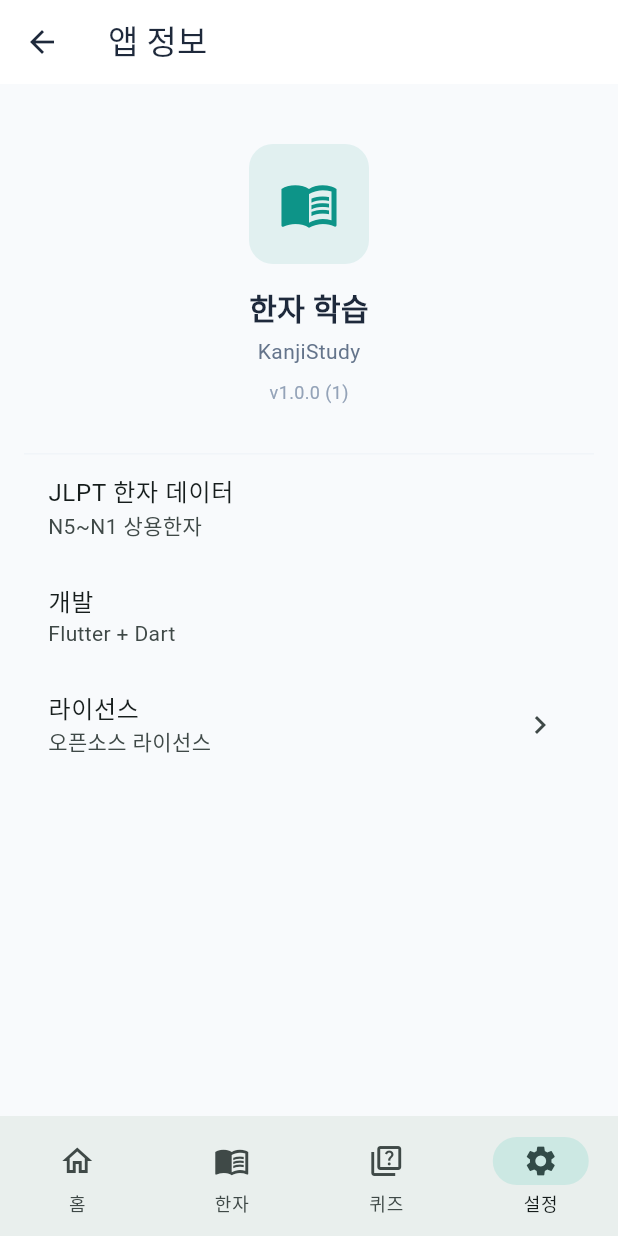
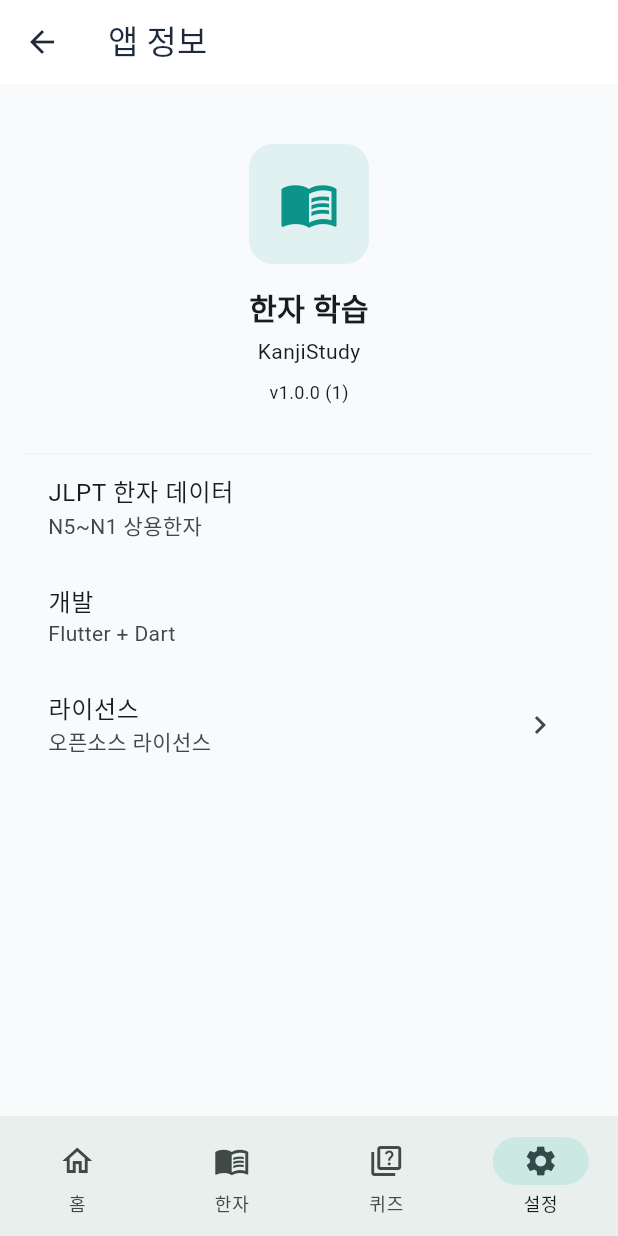
Before and after one commit to calvin-kh/kanjistudy, a Flutter app: the AboutScreen screen opened by its route, on a phone screen of 412 x 824 dp. Run offline on Flutter 3.47's test engine with Material 3 defaults, Android fonts, the phone set to English and light mode, and no system bars; our stand-ins replace flutter_markdown, flutter_riverpod, freezed_annotation, go_router, package_info_plus, shared_preferences and 1 more; accounts and stored records are empty.

Commit message:
fix: 랜딩페이지 다운로드 URL 연결 + 다크/라이트 텍스트 색상 수정
- Google Play 링크: com.kanjistudy.app 실제 URL 연결
- App Store: 준비중 표시 (disabled)
- typography.dart: 모든 하드코딩 색상 제거, Theme 자동 적용
- chipTheme labelStyle 제거 (Material 기본 색상 사용)

Co-Authored-By: Claude Opus 4.6 <noreply@anthropic.com>

```diff
--- a/lib/config/theme.dart
+++ b/lib/config/theme.dart
@@ -77,7 +77,6 @@ class AppTheme {
       ),
       chipTheme: ChipThemeData(
         backgroundColor: AppColors.chipBackground,
-        labelStyle: AppTypography.label,
         shape: RoundedRectangleBorder(
           borderRadius: AppSpacing.borderRadiusMd,
         ),
--- a/lib/config/typography.dart
+++ b/lib/config/typography.dart
@@ -2,34 +2,31 @@ import 'package:flutter/material.dart';
 import 'color_scheme.dart';
 
 /// KanjiStudy Typography Tokens
+///
+/// 색상은 의미적 컬러(onyomi, kunyomi, statNumber)만 지정.
+/// 나머지는 Theme이 라이트/다크 자동 적용.
 abstract final class AppTypography {
   // ─── Kanji Display Styles ───
 
-  /// 한자 히어로 표시 - 72px, Bold
   static const TextStyle kanjiHero = TextStyle(
     fontSize: 72,
     fontWeight: FontWeight.w700,
-    color: AppColors.textPrimary,
     height: 1.1,
   );
 
-  /// 한자 카드 표시 - 40px, Bold
   static const TextStyle kanjiLarge = TextStyle(
     fontSize: 40,
     fontWeight: FontWeight.w700,
-    color: AppColors.textPrimary,
     height: 1.2,
   );
 
-  /// 한자 목록 표시 - 28px, SemiBold
   static const TextStyle kanjiMedium = TextStyle(
     fontSize: 28,
     fontWeight: FontWeight.w600,
-    color: AppColors.textPrimary,
     height: 1.3,
   );
 
-  /// 음독 (Onyomi) - 16px, Medium, Teal
+  /// 음독 - Teal
   static const TextStyle onyomi = TextStyle(
     fontSize: 16,
     fontWeight: FontWeight.w500,
@@ -37,7 +34,7 @@ abstract final class AppTypography {
     height: 1.4,
   );
 
-  /// 훈독 (Kunyomi) - 16px, Medium, Violet
+  /// 훈독 - Violet
   static const TextStyle kunyomi = TextStyle(
     fontSize: 16,
     fontWeight: FontWeight.w500,
@@ -45,103 +42,81 @@ abstract final class AppTypography {
     height: 1.4,
   );
 
-  /// 뜻/의미 - 16px, Regular, Slate 500
   static const TextStyle meaning = TextStyle(
     fontSize: 16,
     fontWeight: FontWeight.w400,
-    color: AppColors.textSecondary,
     height: 1.5,
   );
 
-  /// 예제 일본어 - 18px, Medium
   static const TextStyle exampleJapanese = TextStyle(
     fontSize: 18,
     fontWeight: FontWeight.w500,
-    color: AppColors.textPrimary,
     height: 1.6,
   );
 
-  /// 예제 번역 - 14px, Regular, Slate 500
   static const TextStyle exampleTranslation = TextStyle(
     fontSize: 14,
     fontWeight: FontWeight.w400,
-    color: AppColors.textSecondary,
     height: 1.5,
   );
 
   // ─── UI Text Styles ───
 
-  /// 화면 제목 - 20px, Bold
   static const TextStyle headlineLarge = TextStyle(
     fontSize: 20,
     fontWeight: FontWeight.w700,
-    color: AppColors.textPrimary,
     height: 1.3,
   );
 
-  /// 섹션 제목 - 18px, Bold
   static const TextStyle headlineMedium = TextStyle(
     fontSize: 18,
     fontWeight: FontWeight.w700,
-    color: AppColors.textPrimary,
     height: 1.3,
   );
 
-  /// 카드 제목 - 16px, SemiBold
   static const TextStyle titleMedium = TextStyle(
     fontSize: 16,
     fontWeight: FontWeight.w600,
-    color: AppColors.textPrimary,
     height: 1.4,
   );
 
-  /// 본문 - 14px, Regular
   static const TextStyle bodyLarge = TextStyle(
     fontSize: 14,
     fontWeight: FontWeight.w400,
-    color: AppColors.textPrimary,
     height: 1.6,
   );
 
-  /// 보조 본문 - 14px, Regular, Secondary
   static const TextStyle bodyMedium = TextStyle(
     fontSize: 14,
     fontWeight: FontWeight.w400,
-    color: AppColors.textSecondary,
     height: 1.5,
   );
 
-  /// 캡션 - 12px, Regular, Muted
   static const TextStyle caption = TextStyle(
     fontSize: 12,
     fontWeight: FontWeight.w400,
-    color: AppColors.textMuted,
     height: 1.4,
   );
 
-  /// 라벨 - 12px, Medium
   static const TextStyle label = TextStyle(
     fontSize: 12,
     fontWeight: FontWeight.w500,
-    color: AppColors.textSecondary,
     height: 1.4,
   );
 
-  /// 버튼 텍스트 - 14px, SemiBold
   static const TextStyle button = TextStyle(
     fontSize: 14,
     fontWeight: FontWeight.w600,
     height: 1.2,
   );
 
-  /// 배지/카운트 - 12px, Bold
   static const TextStyle badge = TextStyle(
     fontSize: 12,
     fontWeight: FontWeight.w700,
     height: 1.0,
   );
 
-  /// 통계 숫자 - 32px, Bold
+  /// 통계 숫자 - Primary color
   static const TextStyle statNumber = TextStyle(
     fontSize: 32,
     fontWeight: FontWeight.w700,
```
Also changed, not shown: 1 other file.
